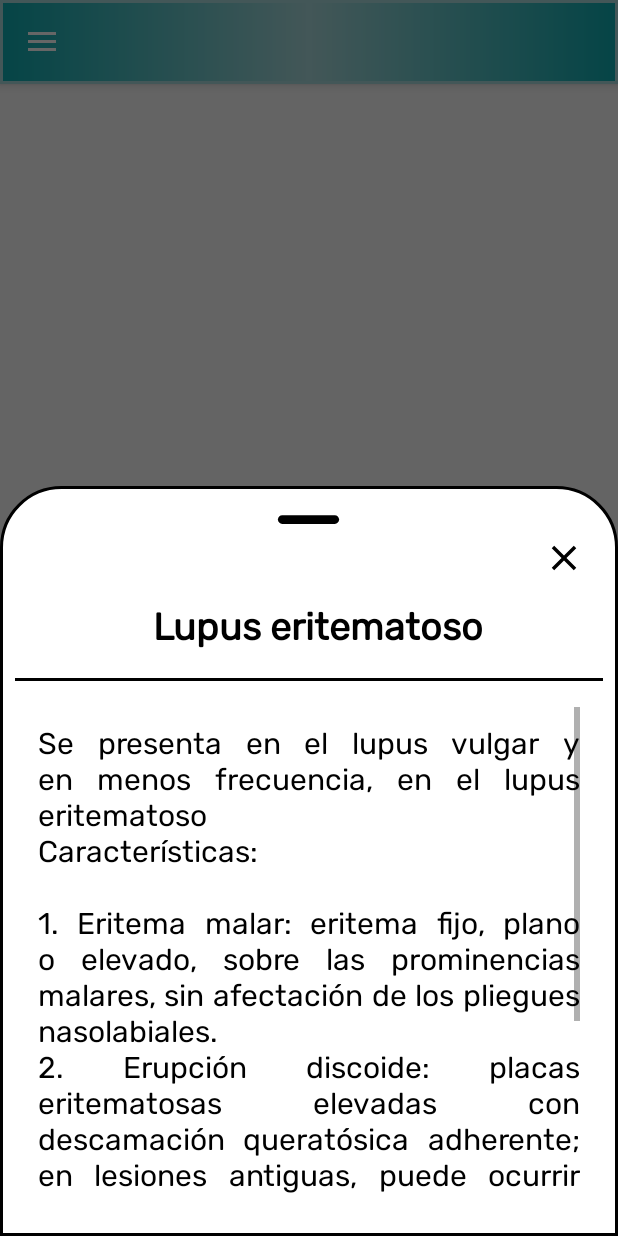
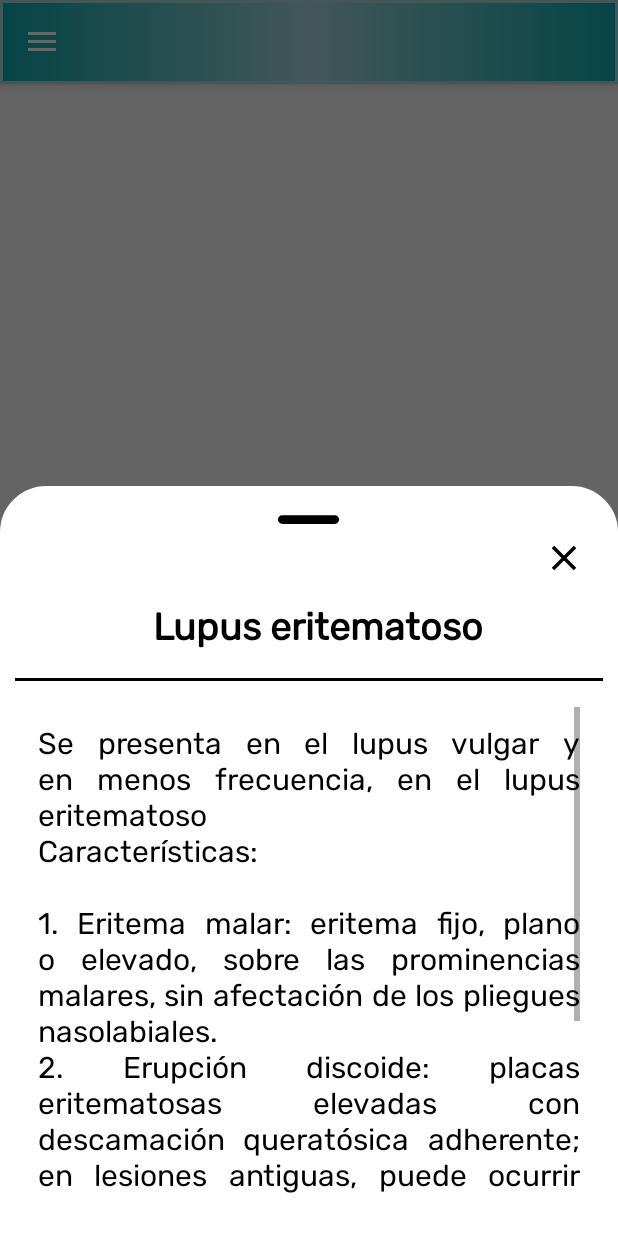
Before and after one commit to hdisra318/MiztliMedFil, an Android app: the fragment FiltroFragment placed in its activity, after a tap on an icon or button, on a phone screen of 412 x 824 dp. Run offline under Robolectric (Android 15) with nearby library versions, the phone set to English and light mode, and no system bars; libraries missing offline, so code that uses them is left out: com.google.ar.core, com.google.ar.sceneform; 1 statement that could not run was skipped.

Commit message:
Agregando cambios en la vista

```diff
--- a/app/src/main/java/mx/unam/fciencias/medfil/FiltroFragment.java
+++ b/app/src/main/java/mx/unam/fciencias/medfil/FiltroFragment.java
@@ -1,5 +1,6 @@
 package mx.unam.fciencias.medfil;
 
+import android.annotation.SuppressLint;
 import android.app.Dialog;
 import android.graphics.Bitmap;
 import android.graphics.Color;
@@ -462,17 +463,5 @@ public class FiltroFragment extends Fragment {
     }
 
 
-    /* OnBack o en Finish */
-    /*
-    @Override
-    protected void finish() {
-        super.finish();
-
-
-
-    }*/
-
-
-
 
 }
--- a/app/src/main/java/mx/unam/fciencias/medfil/SelecFiltroFragment.java
+++ b/app/src/main/java/mx/unam/fciencias/medfil/SelecFiltroFragment.java
@@ -22,7 +22,7 @@ public class SelecFiltroFragment extends Fragment {
     GridView grid;
 
     /** Imagenes de los filtros */
-    int[] filtros = {R.drawable.img_lupica};
+    int[] filtros = {R.drawable.img_lupica, R.drawable.img_varicela, R.drawable.img_lupica, R.drawable.img_sindrome_down};
 
     /** Referencia al dialogo de bienvenida */
     private DialogoPersonalizado dialogoPersonalizado;
--- a/app/src/main/res/drawable/info_bkg.xml
+++ b/app/src/main/res/drawable/info_bkg.xml
@@ -5,8 +5,8 @@
         android:color="@color/white" />
 
     <corners
-        android:topLeftRadius="40dp"
-        android:topRightRadius="40dp" />
+        android:topLeftRadius="30dp"
+        android:topRightRadius="30dp" />
 
     <padding
         android:left="10dp"
@@ -16,6 +16,6 @@
 
     <stroke
         android:width="2dp"
-        android:color="@color/black" />
+        android:color="@color/white" />
 
 </shape>
--- /dev/null
+++ b/app/src/main/res/drawable/outline_brightness_1_24.xml
@@ -0,0 +1,5 @@
+<vector android:height="24dp" android:tint="@color/mint_soft"
+    android:viewportHeight="24" android:viewportWidth="24"
+    android:width="24dp" xmlns:android="http://schemas.android.com/apk/res/android">
+    <path android:fillColor="@android:color/white" android:pathData="M12,4c4.41,0 8,3.59 8,8s-3.59,8 -8,8 -8,-3.59 -8,-8 3.59,-8 8,-8m0,-2C6.48,2 2,6.48 2,12s4.48,10 10,10 10,-4.48 10,-10S17.52,2 12,2z"/>
+</vector>
--- a/app/src/main/res/layout/filtro_info_layout.xml
+++ b/app/src/main/res/layout/filtro_info_layout.xml
@@ -31,14 +31,14 @@
                 android:id="@+id/nombreEnf"
                 android:layout_width="match_parent"
                 android:layout_height="wrap_content"
+                android:layout_marginStart="12dp"
+                android:layout_marginTop="5dp"
                 android:gravity="center"
+                android:padding="8dp"
+                android:textColor="@color/black"
                 android:fontFamily="@font/rubik"
                 android:textSize="25sp"
-                android:padding="8dp"
-                android:textColor="@color/black"
-                android:textStyle="bold"
-                android:layout_marginStart="12dp"
-                android:layout_marginTop="5dp" />
+                android:textStyle="bold" />
 
 
         </LinearLayout>
@@ -66,10 +66,10 @@
                     android:id="@+id/textoEnf"
                     android:layout_width="wrap_content"
                     android:layout_height="wrap_content"
-                    android:fontFamily="@font/rubik"
                     android:text=""
                     android:justificationMode="inter_word"
                     android:textColor="@color/black"
+                    android:fontFamily="@font/rubik"
                     android:textSize="20sp" />
 
             </LinearLayout>
--- a/app/src/main/res/layout/fragment_filtro.xml
+++ b/app/src/main/res/layout/fragment_filtro.xml
@@ -22,11 +22,11 @@
             android:layout_width="wrap_content"
             android:layout_height="wrap_content"
             android:layout_margin="@dimen/margin_caputura_boton"
-            android:background="?android:attr/listChoiceIndicatorSingle"
+            android:background="@drawable/outline_brightness_1_24"
             android:clickable="true"
             android:focusable="true"
-            android:minWidth="78dp"
-            android:minHeight="78dp"
+            android:minWidth="68dp"
+            android:minHeight="68dp"
             app:layout_constraintBottom_toBottomOf="parent"
             app:layout_constraintEnd_toEndOf="parent"
             app:layout_constraintStart_toStartOf="parent"/>
--- a/app/src/main/res/values/dimens.xml
+++ b/app/src/main/res/values/dimens.xml
@@ -1,6 +1,6 @@
 <?xml version="1.0" encoding="utf-8"?>
 <resources>
-    <dimen name="font_size_1">19sp</dimen>
+    <dimen name="font_size_1">25sp</dimen>
     <dimen name="font_logo">35sp</dimen>
     <dimen name="margin_caputura_boton">25dp</dimen>
     <dimen name="margin_switch_boton">35dp</dimen>
```
Also changed, not shown: app/src/main/res/drawable/img_sindrome_down.png (added), app/src/main/res/drawable/img_varicela.jpg (added), 1 other file.
